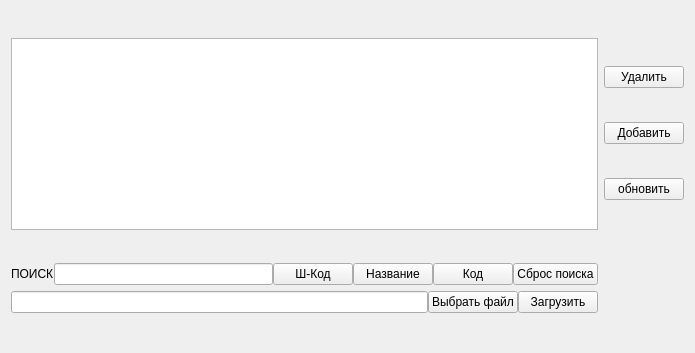
Old version of the form good_input.ui in the repository shmuft/goods.
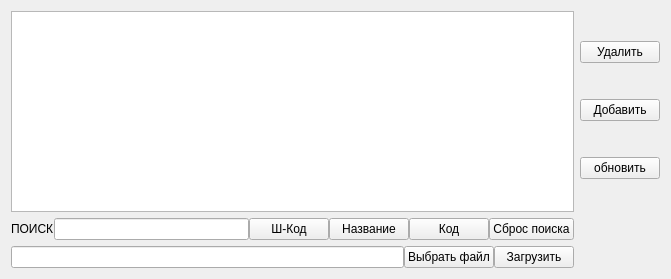
New version of the form.

```diff
--- a/good_input.ui
+++ b/good_input.ui
@@ -6,8 +6,8 @@
    <rect>
     <x>0</x>
     <y>0</y>
-    <width>695</width>
-    <height>353</height>
+    <width>671</width>
+    <height>279</height>
    </rect>
   </property>
   <property name="windowTitle">
@@ -62,6 +62,9 @@
    </item>
    <item row="1" column="0">
     <layout class="QVBoxLayout" name="verticalLayout_2">
+     <property name="sizeConstraint">
+      <enum>QLayout::SetFixedSize</enum>
+     </property>
      <item>
       <layout class="QHBoxLayout" name="horizontalLayout_3">
        <property name="spacing">
@@ -178,7 +181,7 @@
    <item row="0" column="0">
     <widget class="QTableView" name="tableView">
      <property name="sizePolicy">
-      <sizepolicy hsizetype="Minimum" vsizetype="Minimum">
+      <sizepolicy hsizetype="Expanding" vsizetype="Expanding">
        <horstretch>0</horstretch>
        <verstretch>0</verstretch>
       </sizepolicy>
```
